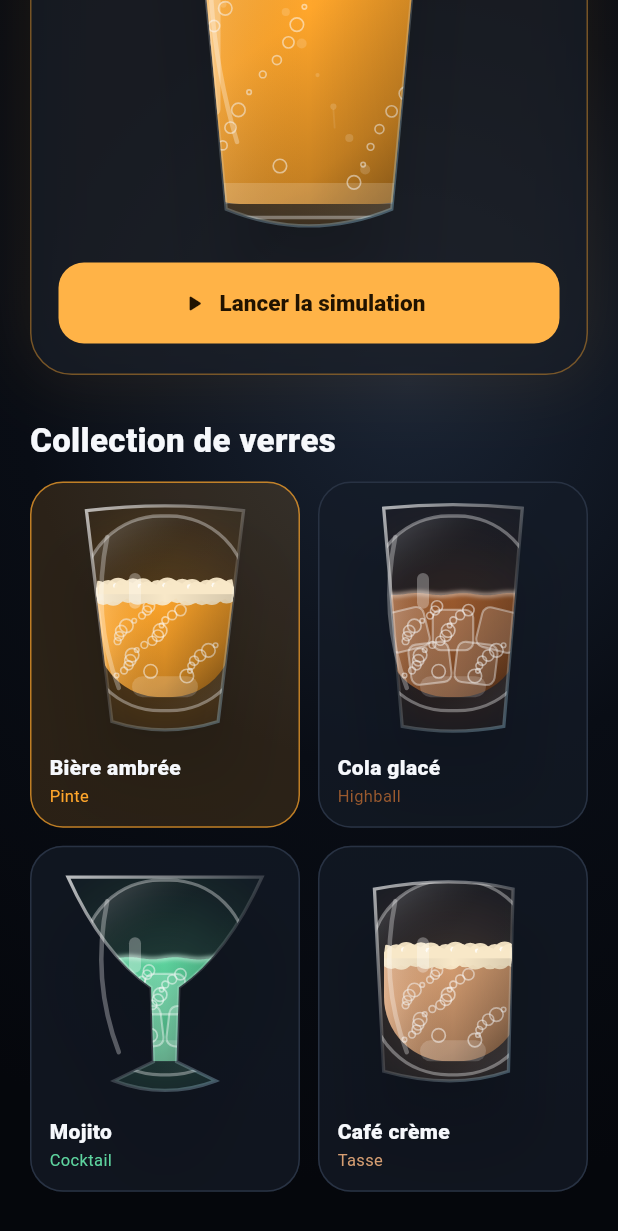
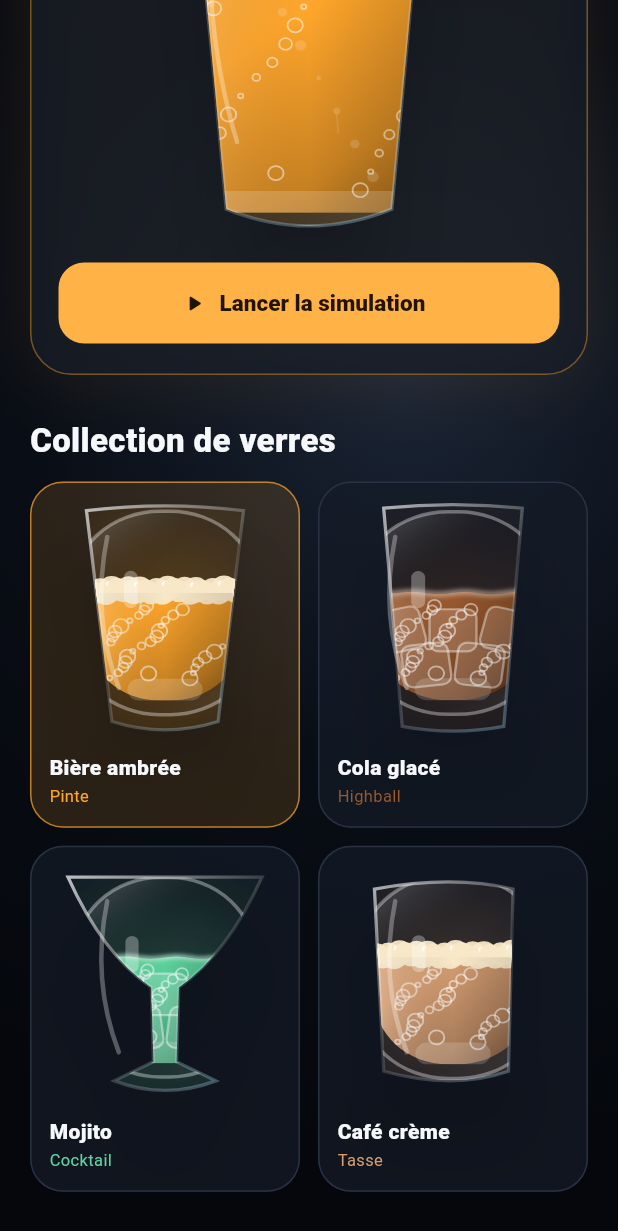
Before and after one commit to Neo52000/drinkverse, a Flutter app: the screen it shows after launch, scrolled down 314 dp, on a phone screen of 412 x 824 dp. Shown: the top 1231 px of the screen. Run offline on Flutter 3.47's test engine with Material 3 defaults, Android fonts, the phone set to English and light mode, and no system bars; our stand-ins replace sensors_plus.

Commit message:
Improve edge-to-edge liquid rendering without changing physics

```diff
--- a/lib/widgets/drink_vessel.dart
+++ b/lib/widgets/drink_vessel.dart
@@ -27,9 +27,12 @@ class DrinkVessel extends StatelessWidget {
       builder: (context, constraints) {
         final width = constraints.maxWidth;
         final height = constraints.maxHeight;
+        final overscan = _liquidOverscan(drink.glassType);
 
-        return Stack(
+        return RepaintBoundary(
+          child: Stack(
             alignment: Alignment.center,
+            clipBehavior: Clip.none,
             children: [
               Positioned.fill(
                 child: CustomPaint(
@@ -41,12 +44,17 @@ class DrinkVessel extends StatelessWidget {
                 child: SizedBox(
                   width: width,
                   height: height,
+                  child: Transform.scale(
+                    scaleX: overscan.width,
+                    scaleY: overscan.height,
+                    alignment: Alignment.center,
                     child: DrinkGlass(
                       drink: drink,
                       fillLevel: fillLevel,
                       bubbles: bubbles,
                       condensation: condensation,
                       paused: paused,
+                    ),
                   ),
                 ),
               ),
@@ -58,9 +66,26 @@ class DrinkVessel extends StatelessWidget {
                 ),
               ),
             ],
+          ),
         );
       },
     );
+  }
+}
+
+/// Le moteur historique possède sa propre marge intérieure. Ce léger surbalayage
+/// la place derrière le masque du verre afin que le liquide rejoigne visuellement
+/// les parois, sans toucher à la physique, aux capteurs ni au vidage.
+Size _liquidOverscan(GlassType type) {
+  switch (type) {
+    case GlassType.pint:
+      return const Size(1.14, 1.045);
+    case GlassType.highball:
+      return const Size(1.16, 1.04);
+    case GlassType.cocktail:
+      return const Size(1.10, 1.025);
+    case GlassType.mug:
+      return const Size(1.14, 1.04);
   }
 }
 
```
Lines whose indentation alone changed are shown as unchanged.
